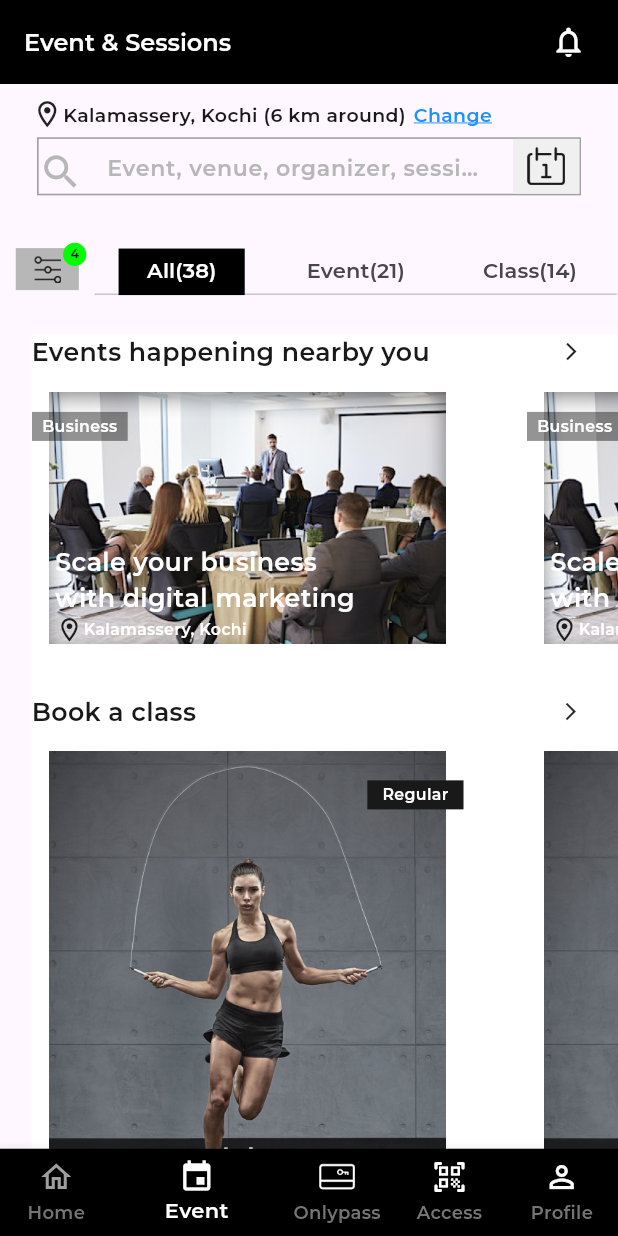
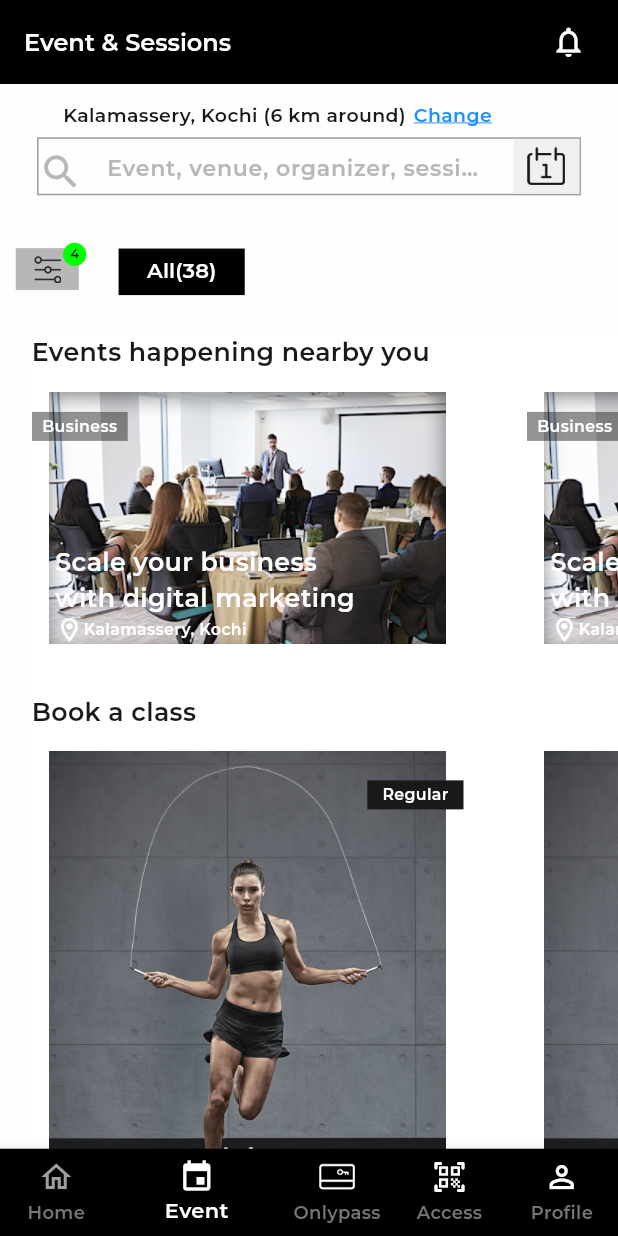
Before and after one commit to srbshameer098/Onlypass, a Flutter app: the screen it shows after launch, item 2 of the bottom bar chosen, on a phone screen of 412 x 824 dp. Run offline on Flutter 3.47's test engine with Material 3 defaults, Android fonts, the phone set to English and light mode, and no system bars; our stand-ins replace bloc, carousel_slider, dotted_line, flutter_bloc, flutter_rating_bar, flutter_screenutil and 8 more; missing offline and left inert: linear_progress_bar; network calls fail; project files that could hold a hidden picture were left out.

Commit message:
theme_mode

```diff
--- a/lib/UI/Detailed_Page.dart
+++ b/lib/UI/Detailed_Page.dart
@@ -562,8 +562,7 @@ class _Detailed_PageState extends State<Detailed_Page> {
     trimCollapsedText: 'Read more',
     trimExpandedText: 'Show less',
                             style: TextStyle(
-                                color: Color(
-                                    0xffb7b7b7),
+                                color: Color(0xffb7b7b7),
                                 fontSize:
                                 14.sp,
                                 fontWeight:
--- a/lib/UI/Home.dart
+++ b/lib/UI/Home.dart
@@ -27,7 +27,6 @@ class Home extends StatefulWidget {
   @override
   State<Home> createState() => _HomeState();
 }
-
 late GoogleMapController _mapController;
 
 late List<FacilityModel> data;
@@ -43,6 +42,7 @@ class _HomeState extends State<Home> {
   //     showUserLocation: true,
   //   ));
   // }
+
 
   @override
   void initState() {
@@ -832,11 +832,13 @@ class _HomeState extends State<Home> {
                     child: const Column(
                       children: [Text('Can Take Next Time ')],
                     ),
+
                   ),
 
                 ]),
 
               ),
+
 
             ],
           ),
--- /dev/null
+++ b/lib/color customize/Colors.dart
@@ -0,0 +1,33 @@
+import 'package:flutter/material.dart';
+const lightColorScheme = ColorScheme(
+    brightness: Brightness.light,
+    primary: Color(0xFF191919),
+    onPrimary: Color(0xFF191919),
+    primaryContainer: Color(0xFF191919),
+    onPrimaryContainer: Color(0xFF191919),
+     onSecondary: Color(0xFF191919),
+  secondary:  Color(0xFF191919),
+  error:  Color(0xFF191919),
+  onError:  Color(0xFF191919),
+  background:  Color(0xFF191919),
+  onBackground:  Color(0xFF191919),
+  surface:  Color(0xFF191919),
+  onSurface:  Color(0xFF191919),
+
+);
+const darkColorScheme = ColorScheme(
+    brightness: Brightness.dark,
+    primary: Color(0xFFFEFEFE),
+    onPrimary: Color(0xFFFEFEFE),
+    primaryContainer: Color(0xFFFEFEFE),
+    onPrimaryContainer: Color(0xFFFEFEFE),
+    secondary: Color(0xFFFEFEFE),
+    onSecondary: Color(0xFFFEFEFE),
+  error: Color(0xFFFEFEFE),
+  onError: Color(0xFFFF0000),
+  background: Color(0xFFFEFEFE),
+  onBackground: Color(0xFFFEFEFE),
+  surface: Color(0xFFFEFEFE),
+  onSurface: Color(0xFFFEFEFE),
+
+);
--- a/lib/main.dart
+++ b/lib/main.dart
@@ -8,7 +8,27 @@ import 'package:onlypass/bloc/Fecilities/fecilities_bloc.dart';
 import 'package:url_launcher/url_launcher.dart';
 
 import 'UI/Home.dart';
-
+import 'color customize/Colors.dart';
+class ThemeProvider with ChangeNotifier {
+  late ThemeMode _themeMode = ThemeMode.system;
+  late ColorScheme _darkScheme = darkColorScheme;
+  late ColorScheme _lightScheme = lightColorScheme;
+  ThemeMode get themeMode => _themeMode;
+  void setThemeMode(ThemeMode value) {
+    _themeMode = value;
+    notifyListeners();
+  }
+  ColorScheme get darkScheme => _darkScheme;
+  void setDarkScheme(ColorScheme value) {
+    _darkScheme = value;
+    notifyListeners();
+  }
+  ColorScheme get lightScheme => _lightScheme;
+  void setLightScheme(ColorScheme value) {
+    _lightScheme = value;
+    notifyListeners();
+  }
+}
 void main() {
   runApp(const MyApp());
 }
@@ -31,26 +51,19 @@ class MyApp extends StatelessWidget {
               child: MaterialApp(debugShowCheckedModeBanner: false,
                 title: 'Onlypass',
                 theme: ThemeData(
+                  useMaterial3: true,
+                  colorScheme: darkColorScheme ,
                   fontFamily: 'Montserrat',
-                  // This is the theme of your application.
-                  //
-                  // TRY THIS: Try running your application with "flutter run". You'll see
-                  // the application has a purple toolbar. Then, without quitting the app,
-                  // try changing the seedColor in the colorScheme below to Colors.green
-                  // and then invoke "hot reload" (save your changes or press the "hot
-                  // reload" button in a Flutter-supported IDE, or press "r" if you used
-                  // the command line to start the app).
-                  //
-                  // Notice that the counter didn't reset back to zero; the application
-                  // state is not lost during the reload. To reset the state, use hot
-                  // restart instead.
-                  //
-                  // This works for code too, not just values: Most code changes can be
-                  // tested with just a hot reload.
-                  colorScheme: ColorScheme.fromSeed(
-                      seedColor: Colors.deepPurple),
+
+
+
+                ),
+                darkTheme: ThemeData(
                   useMaterial3: true,
+                    colorScheme: lightColorScheme
                 ),
+
+                themeMode: ThemeMode.system,
                 home: const BottomNav(),
               ),
             );
```
